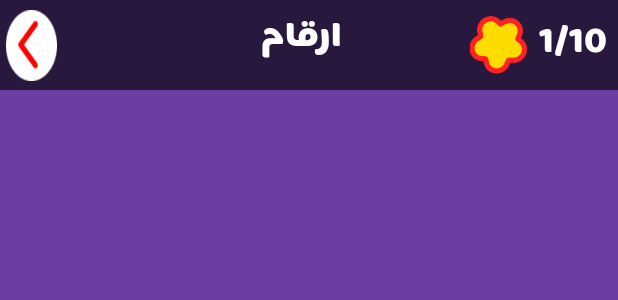
After one commit to dzBrackets/madrsti, an Android app: the layout activity_numbers_activity.xml on its own in the app's theme, with its tools: preview values and no code run, on a phone screen of 412 x 824 dp. The commit adds this screen. Shown: the top 300 px of the screen. Run offline under Robolectric (Android 15) with nearby library versions, the phone set to English and light mode, and no system bars.

Commit message:
Amine_2.0

```diff
--- a/app/src/main/AndroidManifest.xml
+++ b/app/src/main/AndroidManifest.xml
@@ -9,6 +9,7 @@
         android:roundIcon="@mipmap/ic_launcher_round"
         android:supportsRtl="true"
         android:theme="@style/AppTheme">
+        <activity android:name=".numbers_activity"></activity>
         <activity android:name=".MainActivity">
             <intent-filter>
                 <action android:name="android.intent.action.MAIN" />
--- /dev/null
+++ b/app/src/main/java/com/example/madrsti/numbers_activity.java
@@ -0,0 +1,14 @@
+package com.example.madrsti;
+
+import androidx.appcompat.app.AppCompatActivity;
+
+import android.os.Bundle;
+
+public class numbers_activity extends AppCompatActivity {
+
+    @Override
+    protected void onCreate(Bundle savedInstanceState) {
+        super.onCreate(savedInstanceState);
+        setContentView(R.layout.activity_numbers_activity);
+    }
+}
--- a/app/src/main/res/drawable/alphabet.xml
+++ b/app/src/main/res/drawable/alphabet.xml
@@ -1,4 +1,6 @@
 <?xml version="1.0" encoding="utf-8"?>
 <selector xmlns:android="http://schemas.android.com/apk/res/android">
     <item android:drawable="@drawable/alfabet"></item>
+
+
 </selector>
--- /dev/null
+++ b/app/src/main/res/layout/activity_numbers_activity.xml
@@ -0,0 +1,89 @@
+<?xml version="1.0" encoding="utf-8"?>
+<androidx.constraintlayout.widget.ConstraintLayout xmlns:android="http://schemas.android.com/apk/res/android"
+    xmlns:app="http://schemas.android.com/apk/res-auto"
+    xmlns:tools="http://schemas.android.com/tools"
+    android:id="@+id/linearLayout3"
+    android:layout_width="match_parent"
+    android:layout_height="match_parent"
+    android:background="#6D3EA2"
+    >
+
+
+    <androidx.constraintlayout.widget.ConstraintLayout
+        android:id="@+id/linearLayout4"
+        android:layout_width="0dp"
+        android:layout_height="60dp"
+        android:background="#FF29183E"
+        android:orientation="horizontal"
+        app:layout_constraintBottom_toBottomOf="parent"
+        app:layout_constraintEnd_toEndOf="parent"
+        app:layout_constraintStart_toStartOf="parent"
+        app:layout_constraintTop_toTopOf="parent"
+        app:layout_constraintVertical_bias="0.0">
+
+        <Button
+            android:id="@+id/back_button"
+            android:layout_width="34dp"
+            android:layout_height="47dp"
+            android:layout_marginStart="4dp"
+            android:background="@drawable/back"
+
+            app:layout_constraintBottom_toBottomOf="parent"
+            app:layout_constraintStart_toStartOf="parent"
+            app:layout_constraintTop_toTopOf="parent" />
+
+        <ImageView
+            android:id="@+id/imageView"
+            android:layout_width="40dp"
+            android:layout_height="47dp"
+            android:layout_marginTop="8dp"
+            android:layout_marginEnd="5dp"
+
+            android:layout_weight="1"
+            android:scaleType="centerCrop"
+            app:layout_constraintEnd_toStartOf="@+id/textView2"
+            app:layout_constraintTop_toTopOf="parent"
+            app:srcCompat="@drawable/nedjma" />
+
+        <TextView
+            android:id="@+id/textView"
+            android:layout_width="250dp"
+            android:layout_height="47dp"
+            android:layout_marginTop="4dp"
+            android:layout_weight="1"
+            android:fontFamily="@font/baloobhaijaan_regular"
+            android:paddingLeft="50dp"
+            android:text="ارقام"
+            android:textAlignment="center"
+            android:textColor="@android:color/white"
+            android:textSize="25sp"
+            app:layout_constraintEnd_toStartOf="@+id/imageView"
+            app:layout_constraintStart_toEndOf="@+id/back_button"
+            app:layout_constraintTop_toTopOf="parent" />
+
+
+        <TextView
+            android:id="@+id/textView2"
+            android:layout_width="wrap_content"
+            android:layout_height="47dp"
+            android:layout_marginTop="8dp"
+            android:layout_weight="1"
+            android:fontFamily="@font/baloobhaijaan_regular"
+            android:paddingRight="8dp"
+            android:text="1/10"
+            android:textAlignment="textEnd"
+            android:textColor="@android:color/white"
+            android:textIsSelectable="false"
+            android:textSize="25sp"
+
+            app:layout_constraintEnd_toEndOf="@+id/linearLayout4"
+            app:layout_constraintTop_toTopOf="parent" />
+
+
+    </androidx.constraintlayout.widget.ConstraintLayout>
+
+
+
+
+
+</androidx.constraintlayout.widget.ConstraintLayout>
```
Also changed, not shown: app/src/main/res/drawable/back.png (added), app/src/main/res/drawable/nedjma.png (added).
